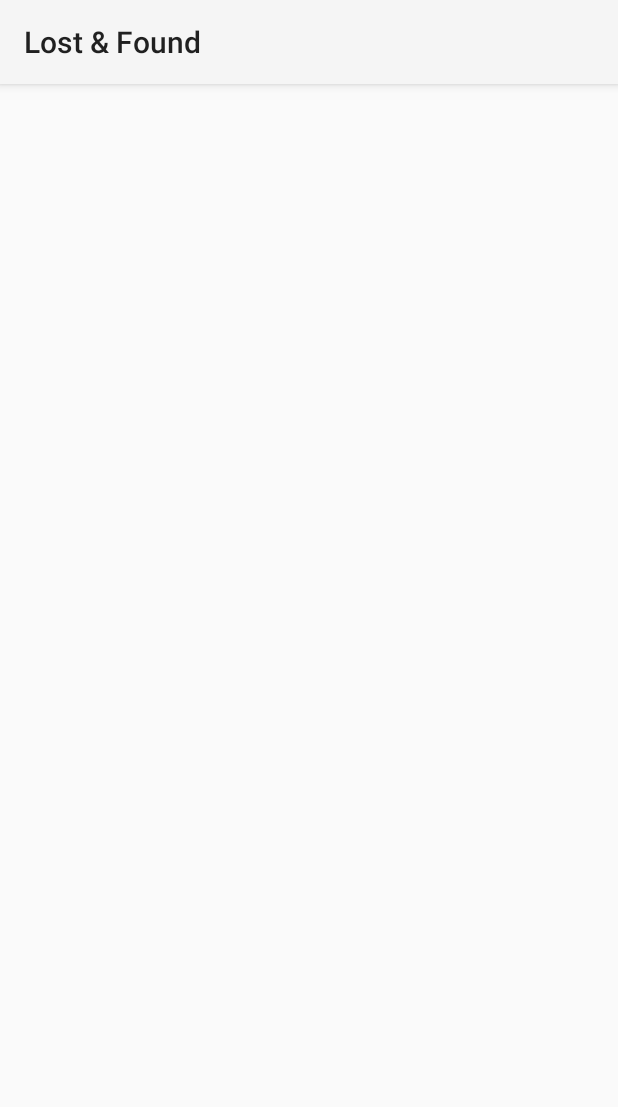
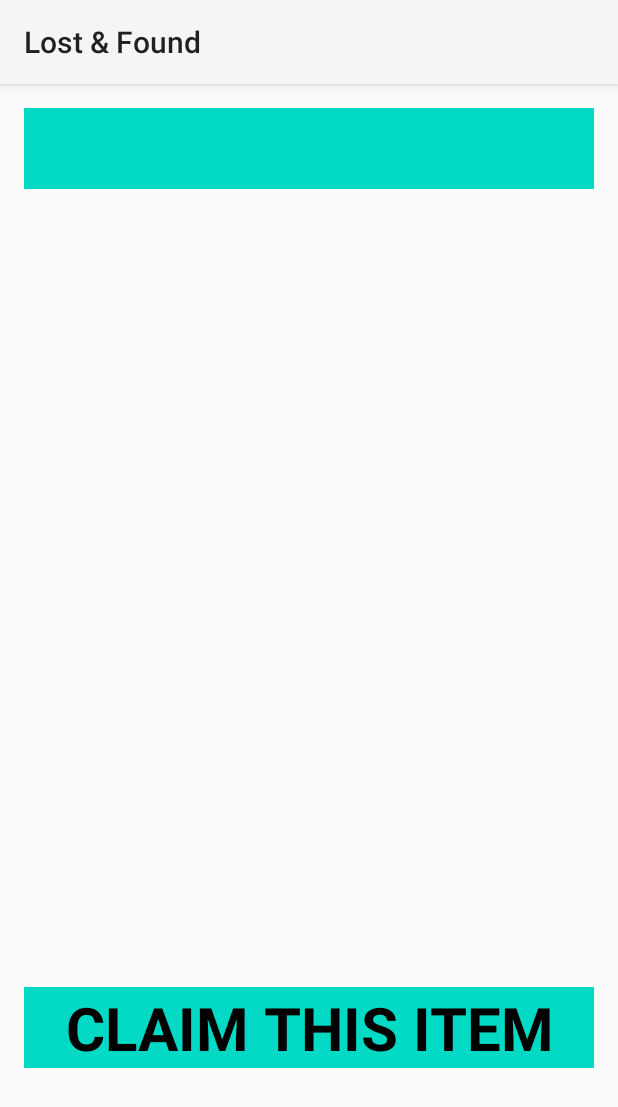
Before and after one commit to luhouyang/LostAndFound, an Android app: the ViewLostItemActivity screen opened directly, with no data from a screen before it, on a phone screen of 412 x 824 dp. Shown: the top 1107 px of the screen. Run offline under Robolectric (Android 15) with nearby library versions, the phone set to English and light mode, and no system bars.

Commit message:
Version 1.1

```diff
--- a/app/src/main/java/com/example/lostfound/LostItemAdaptor.java
+++ b/app/src/main/java/com/example/lostfound/LostItemAdaptor.java
@@ -1,6 +1,7 @@
 package com.example.lostfound;
 
 import android.content.Context;
+import android.content.Intent;
 import android.graphics.Bitmap;
 import android.graphics.BitmapFactory;
 import android.view.LayoutInflater;
@@ -23,6 +24,7 @@ import java.io.IOException;
 
 public class LostItemAdaptor extends FirestoreRecyclerAdapter<LostItem, LostItemAdaptor.LostItemViewHolder> {
     Context context;
+    String localFilePath;
 
     StorageReference storageReference;
 
@@ -40,7 +42,8 @@ public class LostItemAdaptor extends FirestoreRecyclerAdapter<LostItem, LostItem
         try {
             File localFile = File.createTempFile("image", ".jpg");
             storageReference.getFile(localFile).addOnSuccessListener(v-> {
-                Bitmap bitmap = BitmapFactory.decodeFile(localFile.getAbsolutePath());
+                localFilePath = localFile.getAbsolutePath();
+                Bitmap bitmap = BitmapFactory.decodeFile(localFilePath);
                 holder.imageView.setImageBitmap(bitmap);
             });
         } catch (IOException e) {
@@ -50,15 +53,18 @@ public class LostItemAdaptor extends FirestoreRecyclerAdapter<LostItem, LostItem
         holder.timestampTextView.setText(Utility.timeToString(lostItem.timestamp));
         holder.contactInfoTextView.setText(lostItem.contactInfo);
 
-        //holder.itemView.setOnClickListener(v -> {
-        //    Intent intent = new Intent(context, ViewItemActivity.class);
-        //    intent.putExtra("title", lostItem.contactInfo);
-        //    intent.putExtra("content", lostItem.contactInfo);
-        //    String docID = this.getSnapshots().getSnapshot(position).getId();
-        //    intent.putExtra("docID", docID);
-        //    context.startActivity(intent);
-        //});
-        holder.itemView.setOnClickListener(v-> Utility.debug(context));
+        holder.itemView.setOnClickListener(v -> {
+            Intent intent = new Intent(context, ViewLostItemActivity.class);
+            intent.putExtra("itemType", lostItem.itemType);
+            intent.putExtra("imageUriStr", lostItem.imageUriStr);
+            intent.putExtra("localFilePath", localFilePath);
+            intent.putExtra("timestamp", Utility.timeToString(lostItem.timestamp));
+            intent.putExtra("contactInfo", lostItem.contactInfo);
+            String docID = this.getSnapshots().getSnapshot(position).getId();
+            intent.putExtra("docID", docID);
+            context.startActivity(intent);
+        });
+        //holder.itemView.setOnClickListener(v-> Utility.debug(context));
     }
 
     @NonNull
--- a/app/src/main/java/com/example/lostfound/ReportLostItemActivity.java
+++ b/app/src/main/java/com/example/lostfound/ReportLostItemActivity.java
@@ -170,6 +170,10 @@ public class ReportLostItemActivity extends AppCompatActivity {
             contactInfoEditText.setError("No contact info");
             return false;
         }
+        if(imageUri==null){
+            uploadPhotoTextView.setError("No photo");
+            return false;
+        }
         return true;
     }
 }
--- a/app/src/main/java/com/example/lostfound/ViewLostItemActivity.java
+++ b/app/src/main/java/com/example/lostfound/ViewLostItemActivity.java
@@ -2,13 +2,45 @@ package com.example.lostfound;
 
 import androidx.appcompat.app.AppCompatActivity;
 
+import android.graphics.Bitmap;
+import android.graphics.BitmapFactory;
 import android.os.Bundle;
+import android.widget.ImageView;
+import android.widget.TextView;
 
 public class ViewLostItemActivity extends AppCompatActivity {
+
+    TextView itemTypeTextView, imageUriStrTextView, timestampTextView, contactInfoTextView, claimItemTextView;
+    ImageView imageView;
+    Bitmap bitmap;
+
+    private String itemType, imageUriStr,localFilePath, timestamp, contactInfo, docID;
 
     @Override
     protected void onCreate(Bundle savedInstanceState) {
         super.onCreate(savedInstanceState);
         setContentView(R.layout.activity_view_lost_item);
+
+        itemTypeTextView = findViewById(R.id.view_lost_item_type_text_view);
+        imageUriStrTextView = findViewById(R.id.view_lost_image_uri_string);
+        timestampTextView = findViewById(R.id.view_lost_item_timestamp_text_view);
+        contactInfoTextView = findViewById(R.id.view_lost_contact_info_text_view);
+        claimItemTextView = findViewById(R.id.claim_lost_item_type_text_view);
+        imageView =  findViewById(R.id.view_lost_item_image_view);
+
+        itemType = getIntent().getStringExtra("itemType");
+        imageUriStr = getIntent().getStringExtra("imageUriStr");
+        localFilePath = getIntent().getStringExtra("localFilePath");
+        timestamp = getIntent().getStringExtra("timestamp");
+        contactInfo = getIntent().getStringExtra("contactInfo");
+        docID = getIntent().getStringExtra("docID");
+
+        bitmap = BitmapFactory.decodeFile(localFilePath);
+
+        itemTypeTextView.setText(itemType);
+        imageUriStrTextView.setText(imageUriStr);
+        imageView.setImageBitmap(bitmap);
+        timestampTextView.setText(timestamp);
+        contactInfoTextView.setText(contactInfo);
     }
 }
--- a/app/src/main/res/layout/activity_view_lost_item.xml
+++ b/app/src/main/res/layout/activity_view_lost_item.xml
@@ -1,6 +1,73 @@
 <?xml version="1.0" encoding="utf-8"?>
-<androidx.constraintlayout.widget.ConstraintLayout xmlns:android="http://schemas.android.com/apk/res/android"
+<LinearLayout xmlns:android="http://schemas.android.com/apk/res/android"
+    xmlns:app="http://schemas.android.com/apk/res-auto"
+    xmlns:tools="http://schemas.android.com/tools"
+    android:orientation="vertical"
     android:layout_width="match_parent"
-    android:layout_height="match_parent">
+    android:layout_height="match_parent"
+    android:layout_margin="16dp">
 
-</androidx.constraintlayout.widget.ConstraintLayout>
+    <TextView
+        android:layout_width="match_parent"
+        android:layout_height="wrap_content"
+        android:id="@+id/view_lost_item_type_text_view"
+        android:text="lost item type"
+        android:textSize="40dp"
+        android:textColor="@color/black"
+        android:textStyle="bold"
+        android:gravity="center"
+        android:background="@color/teal_200"
+        />
+
+    <TextView
+        android:layout_width="match_parent"
+        android:layout_height="wrap_content"
+        android:id="@+id/view_lost_image_uri_string"
+        android:text="image URI"
+        android:textSize="12dp"
+        android:textColor="@color/black"
+        android:visibility="gone"
+        />
+
+    <ImageView
+        android:id="@+id/view_lost_item_image_view"
+        android:layout_width="match_parent"
+        android:layout_height="300dp"
+        android:layout_marginVertical="4dp"
+        />
+
+    <TextView
+        android:layout_width="wrap_content"
+        android:layout_height="wrap_content"
+        android:id="@+id/view_lost_item_timestamp_text_view"
+        android:text="timestamp"
+        android:textSize="16dp"
+        android:textColor="@color/black"
+        />
+
+    <TextView
+        android:layout_width="match_parent"
+        android:layout_height="wrap_content"
+        android:id="@+id/view_lost_contact_info_text_view"
+        android:text="contact info"
+        android:textSize="16dp"
+        android:textColor="@color/black"
+        android:minLines="10"
+        android:ellipsize="end"
+        android:layout_marginVertical="4dp"
+        />
+
+    <TextView
+        android:layout_width="match_parent"
+        android:layout_height="wrap_content"
+        android:id="@+id/claim_lost_item_type_text_view"
+        android:text="CLAIM THIS ITEM"
+        android:textSize="40dp"
+        android:textColor="@color/black"
+        android:textStyle="bold"
+        android:gravity="center"
+        android:background="@color/teal_200"
+        android:layout_marginVertical="4dp"
+        />
+
+</LinearLayout>
```
